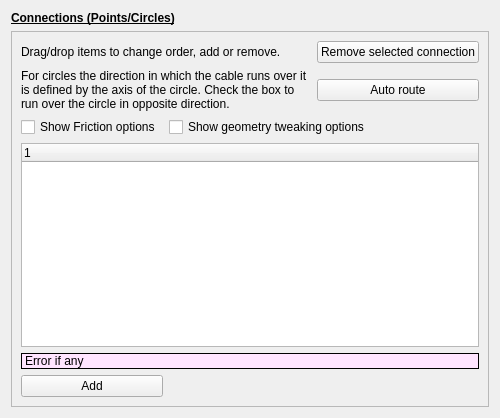
Qt form guis/widget_connections.ui (RubendeBruin/DAVE) before a commit.
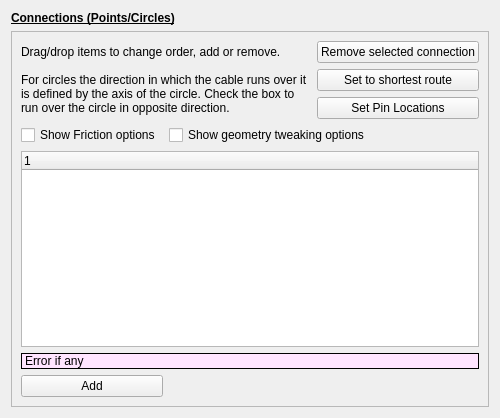
The same form after that commit. Custom widgets are drawn as their Qt base class.

Commit message: Added button for pin positions

```diff
--- a/guis/widget_connections.ui
+++ b/guis/widget_connections.ui
@@ -36,50 +36,31 @@
       <enum>QFrame::Raised</enum>
      </property>
      <layout class="QGridLayout" name="gridLayout">
-      <item row="4" column="1" colspan="2">
-       <widget class="QLabel" name="label_8">
-        <property name="text">
-         <string>Drag/drop items to change order, add or remove.</string>
-        </property>
-        <property name="wordWrap">
-         <bool>true</bool>
-        </property>
-       </widget>
-      </item>
-      <item row="10" column="1">
-       <widget class="QPushButton" name="pushButton">
-        <property name="text">
-         <string>Add</string>
-        </property>
-       </widget>
-      </item>
-      <item row="8" column="1" colspan="3">
-       <widget class="QTreeWidget" name="tree">
-        <column>
-         <property name="text">
-          <string notr="true">1</string>
-         </property>
-        </column>
-       </widget>
-      </item>
-      <item row="4" column="3">
-       <widget class="QPushButton" name="pbRemoveSelected">
-        <property name="text">
-         <string>Remove selected connection</string>
-        </property>
-       </widget>
-      </item>
       <item row="5" column="3">
        <widget class="QPushButton" name="pbSetShortestRoute">
         <property name="text">
-         <string>Auto route</string>
+         <string>Set to shortest route</string>
         </property>
        </widget>
       </item>
       <item row="10" column="2" colspan="2">
        <widget class="QNodePicker" name="widgetPicker" native="true"/>
       </item>
-      <item row="9" column="1" colspan="3">
+      <item row="4" column="3">
+       <widget class="QPushButton" name="pbRemoveSelected">
+        <property name="text">
+         <string>Remove selected connection</string>
+        </property>
+       </widget>
+      </item>
+      <item row="7" column="2" colspan="2">
+       <widget class="QCheckBox" name="cbGeometryTweaking">
+        <property name="text">
+         <string>Show geometry tweaking options</string>
+        </property>
+       </widget>
+      </item>
+      <item row="10" column="1" colspan="3">
        <widget class="QLabel" name="lblError">
         <property name="styleSheet">
          <string notr="true">background-color: rgb(255, 229, 255);</string>
@@ -95,27 +76,53 @@
         </property>
        </widget>
       </item>
-      <item row="5" column="1" colspan="2">
-       <widget class="QLabel" name="lbDirection">
+      <item row="11" column="1">
+       <widget class="QPushButton" name="pushButton">
         <property name="text">
-         <string>For circles the direction in which the cable runs over it is defined by the axis of the circle. Check the box to run over the circle in opposite direction.</string>
+         <string>Add</string>
         </property>
-        <property name="wordWrap">
-         <bool>true</bool>
-        </property>
        </widget>
       </item>
-      <item row="6" column="1">
+      <item row="9" column="1" colspan="3">
+       <widget class="QTreeWidget" name="tree">
+        <column>
+         <property name="text">
+          <string notr="true">1</string>
+         </property>
+        </column>
+       </widget>
+      </item>
+      <item row="7" column="1">
        <widget class="QCheckBox" name="checkBox">
         <property name="text">
          <string>Show Friction options</string>
         </property>
        </widget>
       </item>
-      <item row="6" column="2" colspan="2">
-       <widget class="QCheckBox" name="cbGeometryTweaking">
+      <item row="4" column="1" colspan="2">
+       <widget class="QLabel" name="label_8">
         <property name="text">
-         <string>Show geometry tweaking options</string>
+         <string>Drag/drop items to change order, add or remove.</string>
+        </property>
+        <property name="wordWrap">
+         <bool>true</bool>
+        </property>
+       </widget>
+      </item>
+      <item row="6" column="3">
+       <widget class="QPushButton" name="pbPinLocations">
+        <property name="text">
+         <string>Set Pin Locations</string>
+        </property>
+       </widget>
+      </item>
+      <item row="5" column="1" rowspan="2" colspan="2">
+       <widget class="QLabel" name="lbDirection">
+        <property name="text">
+         <string>For circles the direction in which the cable runs over it is defined by the axis of the circle. Check the box to run over the circle in opposite direction.</string>
+        </property>
+        <property name="wordWrap">
+         <bool>true</bool>
         </property>
        </widget>
       </item>
```
Left out of the diff: 6 changed lines with no effect on the pictures. The commit also changes 4 other files.
